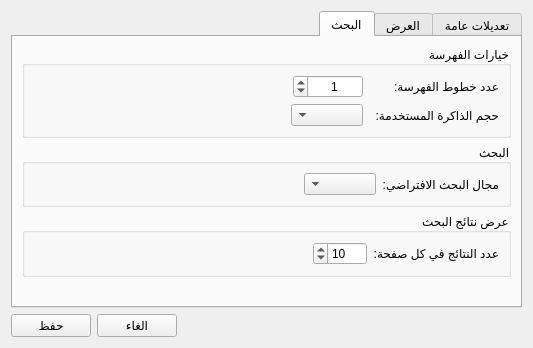
Before: the Qt Designer form src/settingsdialog.ui in boussouira/moltaqa, drawn with Qt 5.
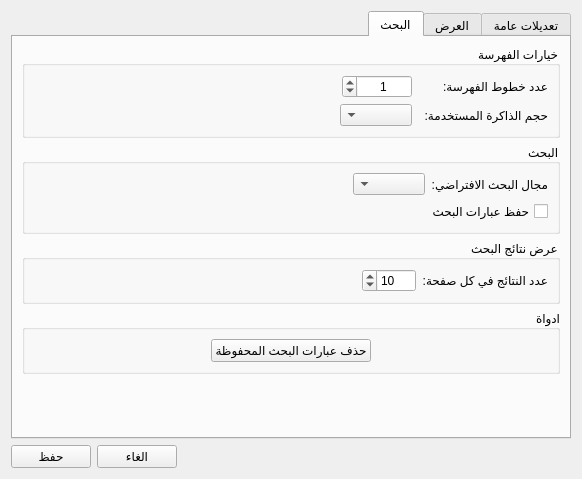
After: the same form once the commit is applied. The open tabs and pages were chosen to show the change.

Commit message: Save search Queries

```diff
--- a/src/settingsdialog.ui
+++ b/src/settingsdialog.ui
@@ -6,8 +6,8 @@
    <rect>
     <x>0</x>
     <y>0</y>
-    <width>533</width>
-    <height>348</height>
+    <width>582</width>
+    <height>479</height>
    </rect>
   </property>
   <property name="windowTitle">
@@ -464,6 +464,13 @@
             </item>
            </layout>
           </item>
+          <item>
+           <widget class="QCheckBox" name="checkSaveSearch">
+            <property name="text">
+             <string>حفظ عبارات البحث</string>
+            </property>
+           </widget>
+          </item>
          </layout>
         </widget>
        </item>
@@ -525,6 +532,52 @@
          </layout>
         </widget>
        </item>
+       <item>
+        <widget class="QGroupBox" name="groupBox_6">
+         <property name="title">
+          <string>ادواة</string>
+         </property>
+         <layout class="QVBoxLayout" name="verticalLayout_10">
+          <item>
+           <layout class="QHBoxLayout" name="horizontalLayout_9">
+            <item>
+             <spacer name="horizontalSpacer_7">
+              <property name="orientation">
+               <enum>Qt::Horizontal</enum>
+              </property>
+              <property name="sizeHint" stdset="0">
+               <size>
+                <width>40</width>
+                <height>20</height>
+               </size>
+              </property>
+             </spacer>
+            </item>
+            <item>
+             <widget class="QPushButton" name="pushDeleteSavedSearch">
+              <property name="text">
+               <string>حذف عبارات البحث المحفوظة</string>
+              </property>
+             </widget>
+            </item>
+            <item>
+             <spacer name="horizontalSpacer_8">
+              <property name="orientation">
+               <enum>Qt::Horizontal</enum>
+              </property>
+              <property name="sizeHint" stdset="0">
+               <size>
+                <width>40</width>
+                <height>20</height>
+               </size>
+              </property>
+             </spacer>
+            </item>
+           </layout>
+          </item>
+         </layout>
+        </widget>
+       </item>
        <item>
         <spacer name="verticalSpacer_2">
          <property name="orientation">
```
The commit also changes 7 other files.
